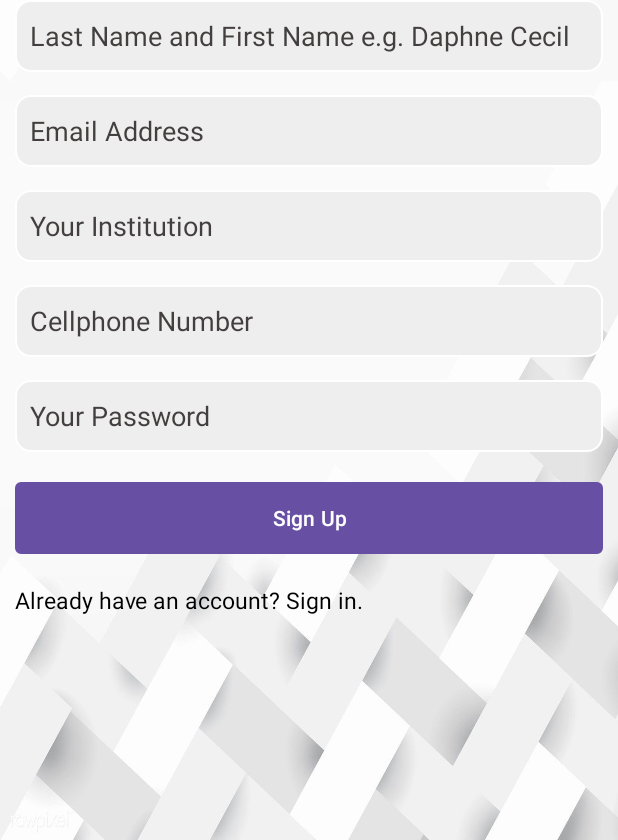
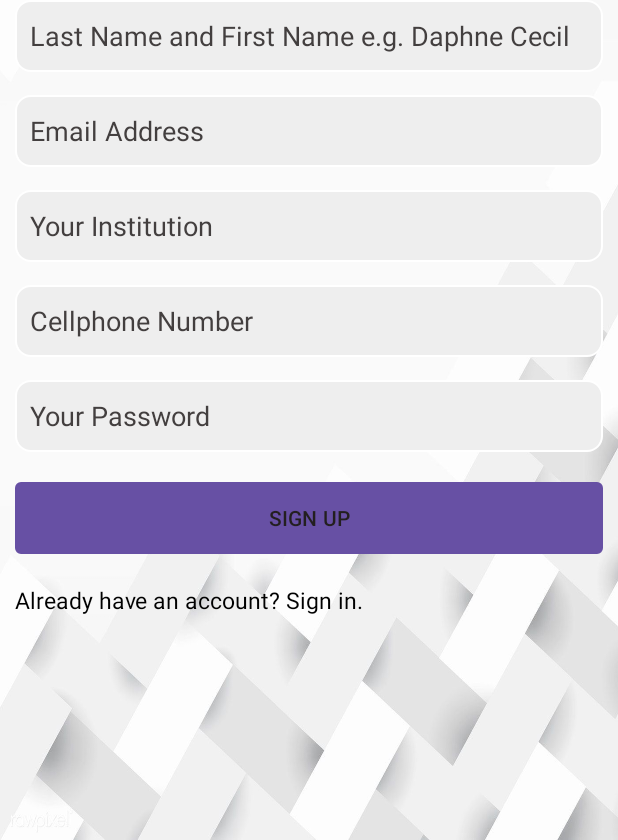
Before and after one commit to Ndhlovu1/Graduate-Corner, an Android app: the RegisterActivity screen opened directly, with no data from a screen before it, on a phone screen of 412 x 824 dp, the part 396-1236 px from its top. Run offline under Robolectric (Android 15) with nearby library versions, the phone set to English and light mode, and no system bars.

Commit message:
Updated Layout Designs

```diff
--- a/app/src/main/java/com/example/graduate_corner/users/RegisterActivity.java
+++ b/app/src/main/java/com/example/graduate_corner/users/RegisterActivity.java
@@ -14,6 +14,6 @@ public class RegisterActivity extends AppCompatActivity {
         super.onCreate(savedInstanceState);
         getWindow().setFlags(WindowManager.LayoutParams.FLAG_FULLSCREEN, WindowManager.LayoutParams.FLAG_FULLSCREEN);
         setContentView(R.layout.activity_register);
-        //Merge
+        //
     }
 }
--- a/app/src/main/res/layout/activity_landing.xml
+++ b/app/src/main/res/layout/activity_landing.xml
@@ -24,7 +24,7 @@
         android:layout_width="match_parent"
         android:layout_height="wrap_content"
         android:layout_margin="15dp"
-        android:textColor="#fff"
+        android:textColor="@color/black_two"
         android:background="@drawable/button_background"
         android:text="SIGN IN" />
 
@@ -34,7 +34,7 @@
         android:layout_height="wrap_content"
         android:layout_margin="15dp"
         android:text="REGISTER"
-        android:textColor="#fff"
+        android:textColor="@color/black_two"
         android:background="@drawable/button_background"
         />
 
--- a/app/src/main/res/layout/activity_login.xml
+++ b/app/src/main/res/layout/activity_login.xml
@@ -53,7 +53,7 @@
         android:layout_height="wrap_content"
         android:id="@+id/login"
         android:text="@string/login_btn_hint"
-        android:textColor="#fff"
+        android:textColor="@color/black_two"
         android:background="@drawable/button_background"
         android:layout_marginTop="20dp"
         tools:ignore="VisualLintButtonSize" />
--- a/app/src/main/res/layout/activity_register.xml
+++ b/app/src/main/res/layout/activity_register.xml
@@ -98,7 +98,7 @@
         android:layout_height="wrap_content"
         android:id="@+id/register_btn"
         android:text="@string/sign_up_hint"
-        android:textColor="#FFFFFF"
+        android:textColor="@color/black_two"
         android:background="@drawable/button_background"
         android:layout_marginTop="20dp"
         tools:ignore="VisualLintButtonSize" />
--- a/app/src/main/res/values/colors.xml
+++ b/app/src/main/res/values/colors.xml
@@ -6,5 +6,6 @@
     <color name="blue_two">#0034EE</color>
     <color name="black_two">#231F1F</color>
     <color name="white_two">#E6E7ED</color>
-
+    <color name="purple_200">#FFBB86FC</color>
+    <color name="purple_500">#7A6868</color>
 </resources>
--- a/app/src/main/res/values/strings.xml
+++ b/app/src/main/res/values/strings.xml
@@ -5,7 +5,7 @@
     <string name="your_institution_hint">Your Institution</string>
     <string name="cellphone_number_hint">Cellphone Number</string>
     <string name="your_password_hint">Your Password</string>
-    <string name="sign_up_hint">Sign Up</string>
+    <string name="sign_up_hint">SIGN UP</string>
     <string name="go_to_login_hint">Already have an account? Sign in.</string>
     <string name="enter_your_email_hint">Enter your email</string>
     <string name="enter_your_password_hint">Enter your password</string>
```
